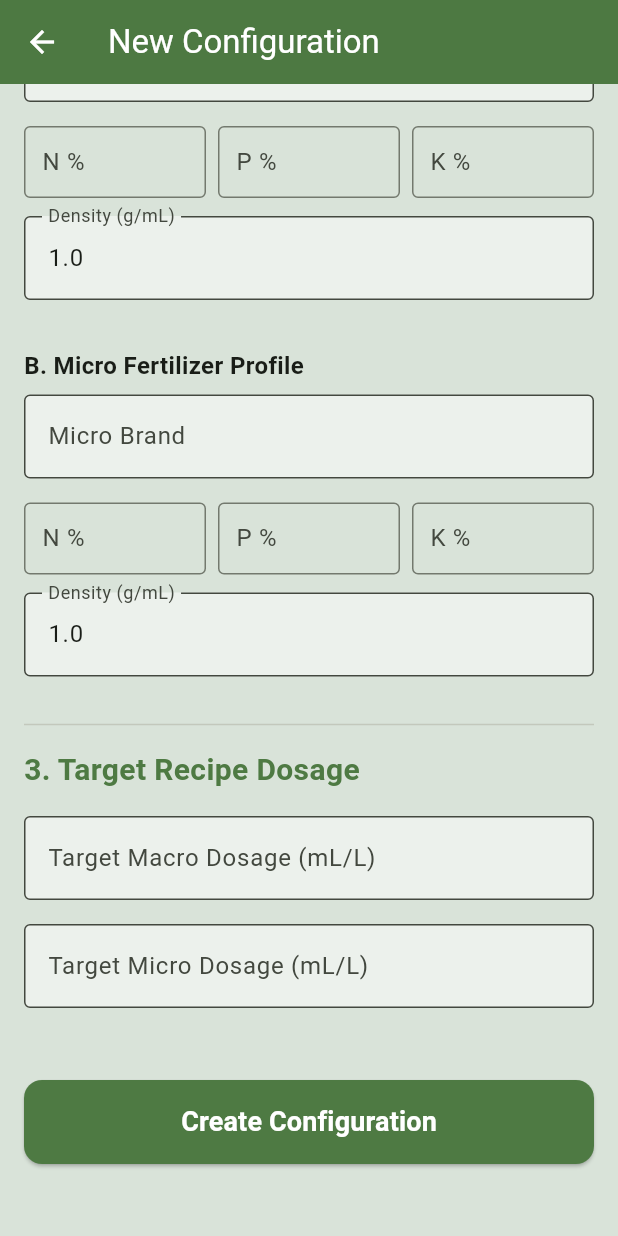
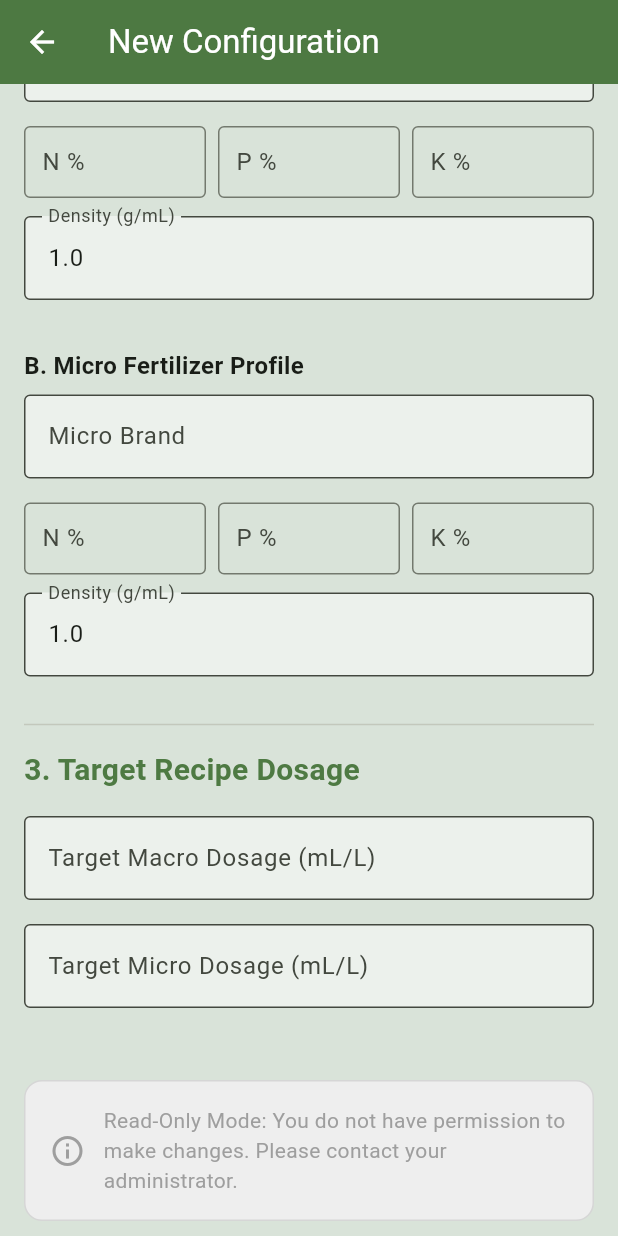
Before and after one commit to ChristineToraque/leafcloud_mobile, a Flutter app: the ConfigPage screen opened directly, scrolled down 509 dp, on a phone screen of 412 x 824 dp. Run offline on Flutter 3.47's test engine with Material 3 defaults, Android fonts, the phone set to English and light mode, and no system bars; our stand-ins replace fl_chart, flutter_local_notifications; missing offline and left inert: nsd; accounts and stored records are empty; statements that could not run were skipped.

Commit message:
feat: integrate Role-Based Access Control (RBAC) on the client side

```diff
--- a/lib/providers/auth_provider.dart
+++ b/lib/providers/auth_provider.dart
@@ -16,6 +16,8 @@ class AuthProvider extends ChangeNotifier {
 
   LoginResponse? _loginResponse;
   LoginResponse? get loginResponse => _loginResponse;
+
+  bool get isAdmin => _loginResponse?.user?.isAdmin ?? false;
 
   Future<bool> login(String email, String password) async {
     _isLoading = true;
--- a/lib/repositories/calibration_repository.dart
+++ b/lib/repositories/calibration_repository.dart
@@ -33,6 +33,8 @@ class CalibrationRepository implements ICalibrationRepository {
       if (response.statusCode == 200) {
         final List<dynamic> data = jsonDecode(response.body);
         return data.map((json) => SensorCalibration.fromJson(json)).toList();
+      } else if (response.statusCode == 403) {
+        throw Exception("Access Denied: You do not have permission to perform this action. Please contact your administrator.");
       } else {
         throw Exception('Failed to load calibrations (${response.statusCode})');
       }
@@ -60,6 +62,8 @@ class CalibrationRepository implements ICalibrationRepository {
 
       if (response.statusCode == 200) {
         return SensorCalibration.fromJson(jsonDecode(response.body));
+      } else if (response.statusCode == 403) {
+        throw Exception("Access Denied: You do not have permission to perform this action. Please contact your administrator.");
       } else {
         final data = jsonDecode(response.body);
         throw Exception(data['detail'] ?? 'Failed to update calibration (${response.statusCode})');
--- a/lib/repositories/config_repository.dart
+++ b/lib/repositories/config_repository.dart
@@ -33,6 +33,8 @@ class ConfigRepository implements IConfigRepository {
       if (response.statusCode == 200) {
         final List<dynamic> data = jsonDecode(response.body);
         return data.map((json) => SystemConfig.fromJson(json)).toList();
+      } else if (response.statusCode == 403) {
+        throw Exception("Access Denied: You do not have permission to perform this action. Please contact your administrator.");
       } else {
         throw Exception('Failed to list configurations (${response.statusCode})');
       }
@@ -59,6 +61,8 @@ class ConfigRepository implements IConfigRepository {
 
       if (response.statusCode == 200) {
         return SystemConfig.fromJson(jsonDecode(response.body));
+      } else if (response.statusCode == 403) {
+        throw Exception("Access Denied: You do not have permission to perform this action. Please contact your administrator.");
       } else {
         throw Exception('Failed to load configuration (${response.statusCode})');
       }
@@ -86,6 +90,8 @@ class ConfigRepository implements IConfigRepository {
 
       if (response.statusCode == 201 || response.statusCode == 200) {
         return SystemConfig.fromJson(jsonDecode(response.body));
+      } else if (response.statusCode == 403) {
+        throw Exception("Access Denied: You do not have permission to perform this action. Please contact your administrator.");
       } else {
         final data = jsonDecode(response.body);
         throw Exception(data['detail'] ?? 'Failed to create configuration (${response.statusCode})');
@@ -114,6 +120,8 @@ class ConfigRepository implements IConfigRepository {
 
       if (response.statusCode == 200) {
         return SystemConfig.fromJson(jsonDecode(response.body));
+      } else if (response.statusCode == 403) {
+        throw Exception("Access Denied: You do not have permission to perform this action. Please contact your administrator.");
       } else {
         final data = jsonDecode(response.body);
         throw Exception(data['detail'] ?? 'Failed to update configuration (${response.statusCode})');
@@ -133,6 +141,9 @@ class ConfigRepository implements IConfigRepository {
       headers: _getHeaders(),
     );
 
+    if (response.statusCode == 403) {
+      throw Exception("Access Denied: You do not have permission to perform this action. Please contact your administrator.");
+    }
     if (response.statusCode != 204 && response.statusCode != 200) {
       throw Exception('Failed to delete configuration');
     }
--- a/lib/ui/config_page.dart
+++ b/lib/ui/config_page.dart
@@ -2,6 +2,7 @@ import 'package:flutter/material.dart';
 import 'package:leaf_cloud/models/system_config_model.dart';
 import 'package:leaf_cloud/providers/config_provider.dart';
 import 'package:provider/provider.dart';
+import 'package:leaf_cloud/providers/auth_provider.dart';
 
 class ConfigPage extends StatefulWidget {
   final SystemConfig? configToEdit;
@@ -127,9 +128,13 @@ class _ConfigPageState extends State<ConfigPage> {
 
   @override
   Widget build(BuildContext context) {
+    final isAdmin = Provider.of<AuthProvider>(context).isAdmin;
+
     return Scaffold(
       appBar: AppBar(
-        title: Text(widget.configToEdit != null ? 'Edit Configuration' : 'New Configuration'),
+        title: Text(widget.configToEdit != null
+            ? (isAdmin ? 'Edit Configuration' : 'View Configuration')
+            : 'New Configuration'),
         backgroundColor: const Color(0xFF4E7A43),
         foregroundColor: Colors.white,
       ),
@@ -145,6 +150,7 @@ class _ConfigPageState extends State<ConfigPage> {
                 label: 'Reservoir Name',
                 controller: _tankNameController,
                 placeholder: 'e.g., "Lettuce Bed A"',
+                readOnly: !isAdmin,
                 validator: (v) => (v == null || v.isEmpty) ? 'Required' : (v.length > 50 ? 'Max 50 chars' : null),
               ),
               _buildTextField(
@@ -152,6 +158,7 @@ class _ConfigPageState extends State<ConfigPage> {
                 controller: _waterVolumeController,
                 placeholder: 'e.g., 50.0',
                 isNumeric: true,
+                readOnly: !isAdmin,
                 validator: (v) {
                   final val = double.tryParse(v ?? '');
                   if (val == null) return 'Required';
@@ -164,6 +171,7 @@ class _ConfigPageState extends State<ConfigPage> {
                 controller: _uploadIntervalController,
                 placeholder: 'e.g., 60',
                 isNumeric: true,
+                readOnly: !isAdmin,
                 validator: (v) {
                   final val = int.tryParse(v ?? '');
                   if (val == null) return 'Required';
@@ -176,7 +184,7 @@ class _ConfigPageState extends State<ConfigPage> {
                 subtitle: const Text('Only active configurations are used for calculations.'),
                 value: _isActive,
                 activeThumbColor: const Color(0xFF4E7A43),
-                onChanged: (val) => setState(() => _isActive = val),
+                onChanged: isAdmin ? (val) => setState(() => _isActive = val) : null,
               ),
               const Divider(height: 32),
 
@@ -186,14 +194,16 @@ class _ConfigPageState extends State<ConfigPage> {
                 label: 'Macro Brand',
                 controller: _macroBrandController,
                 placeholder: 'e.g., "MasterBlend"',
+                readOnly: !isAdmin,
               ),
-              _buildNPKRow(_macroNController, _macroPController, _macroKController),
+              _buildNPKRow(_macroNController, _macroPController, _macroKController, !isAdmin),
               const SizedBox(height: 12),
               _buildTextField(
                 label: 'Density (g/mL)',
                 controller: _macroDensityController,
                 placeholder: 'e.g., 1.0',
                 isNumeric: true,
+                readOnly: !isAdmin,
                 validator: (v) {
                   final val = double.tryParse(v ?? '');
                   if (val == null) return 'Required';
@@ -208,14 +218,16 @@ class _ConfigPageState extends State<ConfigPage> {
                 label: 'Micro Brand',
                 controller: _microBrandController,
                 placeholder: 'e.g., "NutriHydro"',
+                readOnly: !isAdmin,
               ),
-              _buildNPKRow(_microNController, _microPController, _microKController),
+              _buildNPKRow(_microNController, _microPController, _microKController, !isAdmin),
               const SizedBox(height: 12),
               _buildTextField(
                 label: 'Density (g/mL)',
                 controller: _microDensityController,
                 placeholder: 'e.g., 1.0',
                 isNumeric: true,
+                readOnly: !isAdmin,
                 validator: (v) {
                   final val = double.tryParse(v ?? '');
                   if (val == null) return 'Required';
@@ -232,6 +244,7 @@ class _ConfigPageState extends State<ConfigPage> {
                 controller: _targetMacroDosageController,
                 placeholder: '2.0',
                 isNumeric: true,
+                readOnly: !isAdmin,
                 validator: (v) {
                   final val = double.tryParse(v ?? '');
                   if (val == null) return 'Required';
@@ -244,6 +257,7 @@ class _ConfigPageState extends State<ConfigPage> {
                 controller: _targetMicroDosageController,
                 placeholder: '2.0',
                 isNumeric: true,
+                readOnly: !isAdmin,
                 validator: (v) {
                   final val = double.tryParse(v ?? '');
                   if (val == null) return 'Required';
@@ -253,6 +267,7 @@ class _ConfigPageState extends State<ConfigPage> {
               ),
 
               const SizedBox(height: 32),
+              if (isAdmin)
                 Consumer<ConfigProvider>(
                   builder: (context, provider, child) {
                     return SizedBox(
@@ -272,6 +287,27 @@ class _ConfigPageState extends State<ConfigPage> {
                       ),
                     );
                   },
+                )
+              else
+                Container(
+                  padding: const EdgeInsets.all(16),
+                  decoration: BoxDecoration(
+                    color: Colors.grey[200],
+                    borderRadius: BorderRadius.circular(12),
+                    border: Border.all(color: Colors.grey[350]!),
+                  ),
+                  child: const Row(
+                    children: [
+                      Icon(Icons.info_outline, color: Colors.grey),
+                      SizedBox(width: 12),
+                      Expanded(
+                        child: Text(
+                          'Read-Only Mode: You do not have permission to make changes. Please contact your administrator.',
+                          style: TextStyle(color: Colors.grey, fontSize: 14),
+                        ),
+                      ),
+                    ],
+                  ),
                 ),
               const SizedBox(height: 32),
             ],
@@ -301,11 +337,13 @@ class _ConfigPageState extends State<ConfigPage> {
     String? placeholder,
     bool isNumeric = false,
     String? Function(String?)? validator,
+    bool readOnly = false,
   }) {
     return Padding(
       padding: const EdgeInsets.only(bottom: 16),
       child: TextFormField(
         controller: controller,
+        readOnly: readOnly,
         keyboardType: isNumeric ? const TextInputType.numberWithOptions(decimal: true) : TextInputType.text,
         decoration: InputDecoration(
           labelText: label,
@@ -314,33 +352,34 @@ class _ConfigPageState extends State<ConfigPage> {
           filled: true,
           fillColor: Colors.white.withValues(alpha: 0.5),
         ),
-        validator: validator ?? (v) => (v == null || v.isEmpty) ? 'Required' : null,
+        validator: readOnly ? null : (validator ?? (v) => (v == null || v.isEmpty) ? 'Required' : null),
       ),
     );
   }
 
-  Widget _buildNPKRow(TextEditingController n, TextEditingController p, TextEditingController k) {
+  Widget _buildNPKRow(TextEditingController n, TextEditingController p, TextEditingController k, bool readOnly) {
     return Row(
       children: [
-        Expanded(child: _buildPercentageField('N %', n)),
+        Expanded(child: _buildPercentageField('N %', n, readOnly)),
         const SizedBox(width: 8),
-        Expanded(child: _buildPercentageField('P %', p)),
+        Expanded(child: _buildPercentageField('P %', p, readOnly)),
         const SizedBox(width: 8),
-        Expanded(child: _buildPercentageField('K %', k)),
+        Expanded(child: _buildPercentageField('K %', k, readOnly)),
       ],
     );
   }
 
-  Widget _buildPercentageField(String label, TextEditingController controller) {
+  Widget _buildPercentageField(String label, TextEditingController controller, bool readOnly) {
     return TextFormField(
       controller: controller,
+      readOnly: readOnly,
       keyboardType: const TextInputType.numberWithOptions(decimal: true),
       decoration: InputDecoration(
         labelText: label,
         border: const OutlineInputBorder(),
         contentPadding: const EdgeInsets.symmetric(horizontal: 8, vertical: 8),
       ),
-      validator: (v) {
+      validator: readOnly ? null : (v) {
         final val = double.tryParse(v ?? '');
         if (val == null) return 'Req';
         if (val < 0 || val > 100) return '0-100';
--- a/lib/ui/home_page.dart
+++ b/lib/ui/home_page.dart
@@ -15,6 +15,7 @@ class HomePage extends StatelessWidget {
 
   @override
   Widget build(BuildContext context) {
+    final isAdmin = Provider.of<AuthProvider>(context).isAdmin;
     return Scaffold(
       appBar: AppBar(
         title: const Text('LeafCloud'),
@@ -100,6 +101,7 @@ class HomePage extends StatelessWidget {
                 );
               },
             ),
+            if (isAdmin) ...[
               ListTile(
                 leading: const Icon(Icons.compass_calibration, color: Color(0xFF4E7A43)),
                 title: const Text('Sensor Calibration'),
@@ -124,6 +126,7 @@ class HomePage extends StatelessWidget {
                   );
                 },
               ),
+            ],
             const Divider(),
             ListTile(
               leading: const Icon(Icons.logout, color: Colors.red),
```
Also changed, not shown: lib/models/user_model.dart (+8 -1 lines), lib/ui/calibration_screen.dart (+10 -7 lines), lib/ui/config_list_page.dart (+6 -2 lines). Lines whose indentation alone changed are shown as unchanged.
